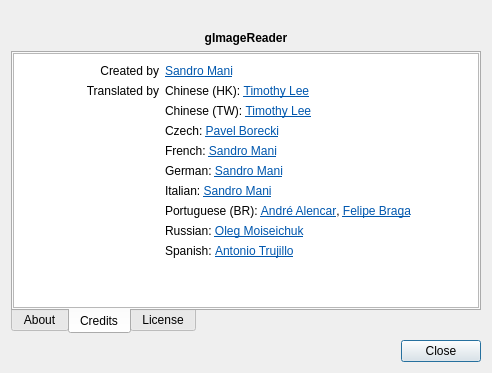
manisandro/gImageReader, file qt/data/AboutDialog.ui: the form before one commit.
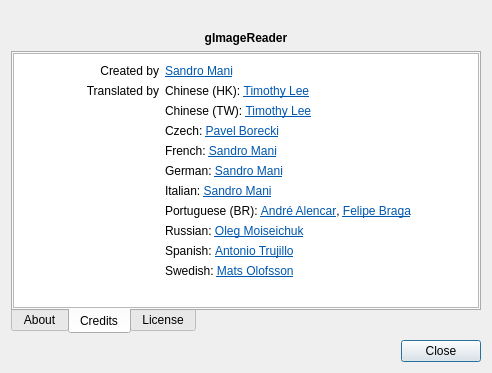
The form after the commit. The open tabs and pages were chosen to show the change. Icons and pictures are not drawn.

Commit message: Add swedish translation

What changed in the file:
```diff
--- a/qt/data/AboutDialog.ui
+++ b/qt/data/AboutDialog.ui
@@ -175,7 +175,11 @@
 &lt;tr&gt;
 &lt;td&gt;&lt;/td&gt;
 &lt;td&gt;
-&lt;p style=&quot; margin-top:12px; margin-bottom:12px; margin-left:0px; margin-right:0px; -qt-block-indent:0; text-indent:0px;&quot;&gt;Spanish: &lt;a href=&quot;mailto:lunatc@gmail.com&quot;&gt;&lt;span style=&quot; text-decoration: underline; color:#0057ae;&quot;&gt;Antonio Trujillo&lt;/span&gt;&lt;/a&gt;&lt;/p&gt;&lt;/td&gt;&lt;/tr&gt;&lt;/table&gt;&lt;/body&gt;&lt;/html&gt;</string>
+&lt;p style=&quot; margin-top:12px; margin-bottom:12px; margin-left:0px; margin-right:0px; -qt-block-indent:0; text-indent:0px;&quot;&gt;Spanish: &lt;a href=&quot;mailto:lunatc@gmail.com&quot;&gt;&lt;span style=&quot; text-decoration: underline; color:#0057ae;&quot;&gt;Antonio Trujillo&lt;/span&gt;&lt;/a&gt;&lt;/p&gt;&lt;/td&gt;&lt;/tr&gt;
+&lt;tr&gt;
+&lt;td&gt;&lt;/td&gt;
+&lt;td&gt;
+&lt;p style=&quot; margin-top:12px; margin-bottom:12px; margin-left:0px; margin-right:0px; -qt-block-indent:0; text-indent:0px;&quot;&gt;Swedish: &lt;a href=&quot;mailto:mats.olofsson@bokforlaget-alerta.se&quot;&gt;&lt;span style=&quot; text-decoration: underline; color:#0057ae;&quot;&gt;Mats Olofsson&lt;/span&gt;&lt;/a&gt;&lt;/p&gt;&lt;/td&gt;&lt;/tr&gt;&lt;/table&gt;&lt;/body&gt;&lt;/html&gt;</string>
          </property>
          <property name="openExternalLinks">
           <bool>true</bool>
```
The commit also changes 3 other files.
